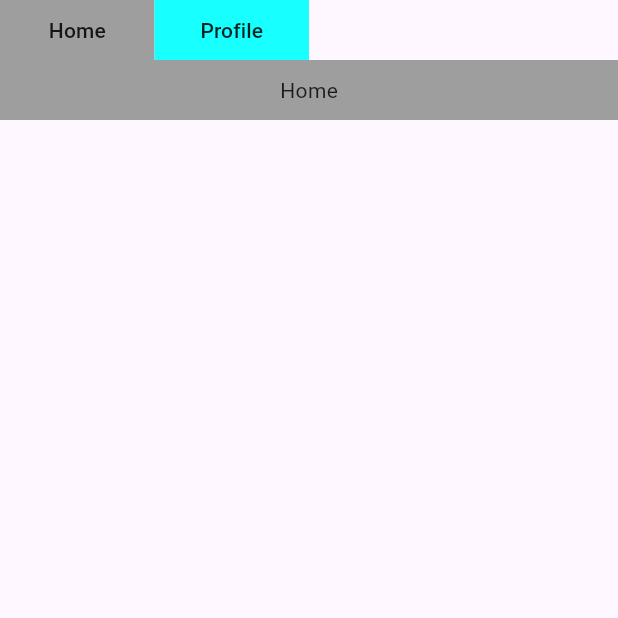
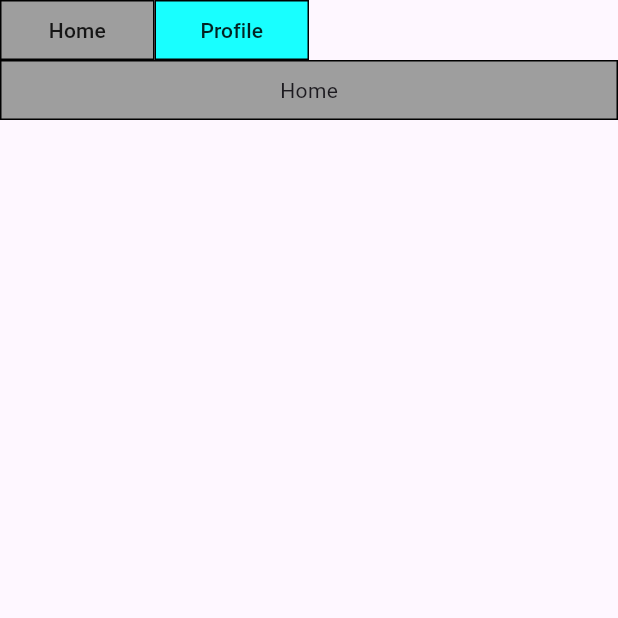
Before and after one commit to Chronoss0518/flutter_profile_web, a Flutter app: the screen it shows after launch, on a phone screen of 412 x 824 dp, the top half of it. Run offline on Flutter 3.47's test engine with Material 3 defaults, Android fonts, the light colour scheme and no system bars.

Commit message:
decorationのboaderを利用するように修正

```diff
--- a/lib/component/menu.dart
+++ b/lib/component/menu.dart
@@ -31,9 +31,11 @@ class HeaderMenu extends StatelessWidget
     Color thema)
   {
     return Container(
-      color: thema,
       width: width,
       height: height,
+      decoration:BoxDecoration(
+        color: thema,
+        border: Border.all(color: Colors.black)),
       child: MaterialButton(
         onPressed: (){_changePage(context, pageKey);},
         child: Center(child: Text(title)),
--- a/lib/display/display_base.dart
+++ b/lib/display/display_base.dart
@@ -19,8 +19,10 @@ class DisplayBase extends StatelessWidget
       body: Column(children: [
         HeaderMenu(pageKey,_BAR_HEIGHT),
         Container(
-          color:thameColor,
           child: Center(child: Text(title)),
+          decoration:BoxDecoration(
+            border: Border.all(color: Colors.black),
+            color:thameColor,),
           height: _BAR_HEIGHT,
           width: widthSize,),
         child
```
